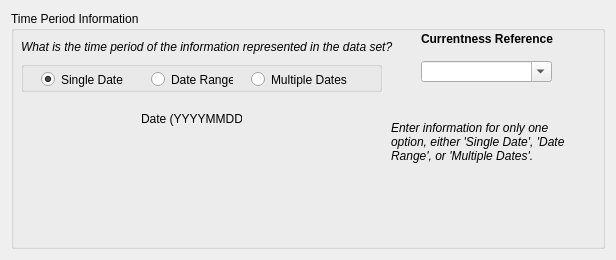
This is pymdwizard/gui/ui_files/MetadataDate.ui in DOI-USGS/fort-pymdwizard as Qt 5 draws it before an edit. The edited form follows.
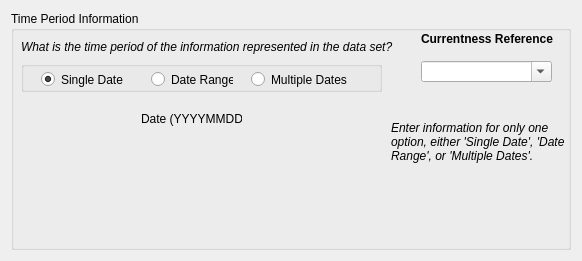
This is the edited form.

Commit message: getting IDinfo squared away, or at least beginning to

Patch:
```diff
--- a/pymdwizard/gui/ui_files/MetadataDate.ui
+++ b/pymdwizard/gui/ui_files/MetadataDate.ui
@@ -6,16 +6,28 @@
    <rect>
     <x>0</x>
     <y>0</y>
-    <width>616</width>
-    <height>260</height>
+    <width>582</width>
+    <height>257</height>
    </rect>
   </property>
+  <property name="minimumSize">
+   <size>
+    <width>582</width>
+    <height>0</height>
+   </size>
+  </property>
   <property name="windowTitle">
    <string>Form</string>
   </property>
   <layout class="QHBoxLayout" name="horizontalLayout_3">
    <item>
     <widget class="QGroupBox" name="fgdc_timeperd">
+     <property name="minimumSize">
+      <size>
+       <width>0</width>
+       <height>239</height>
+      </size>
+     </property>
      <property name="title">
       <string>Time Period Information</string>
      </property>
```
The commit also changes 2 other files.
